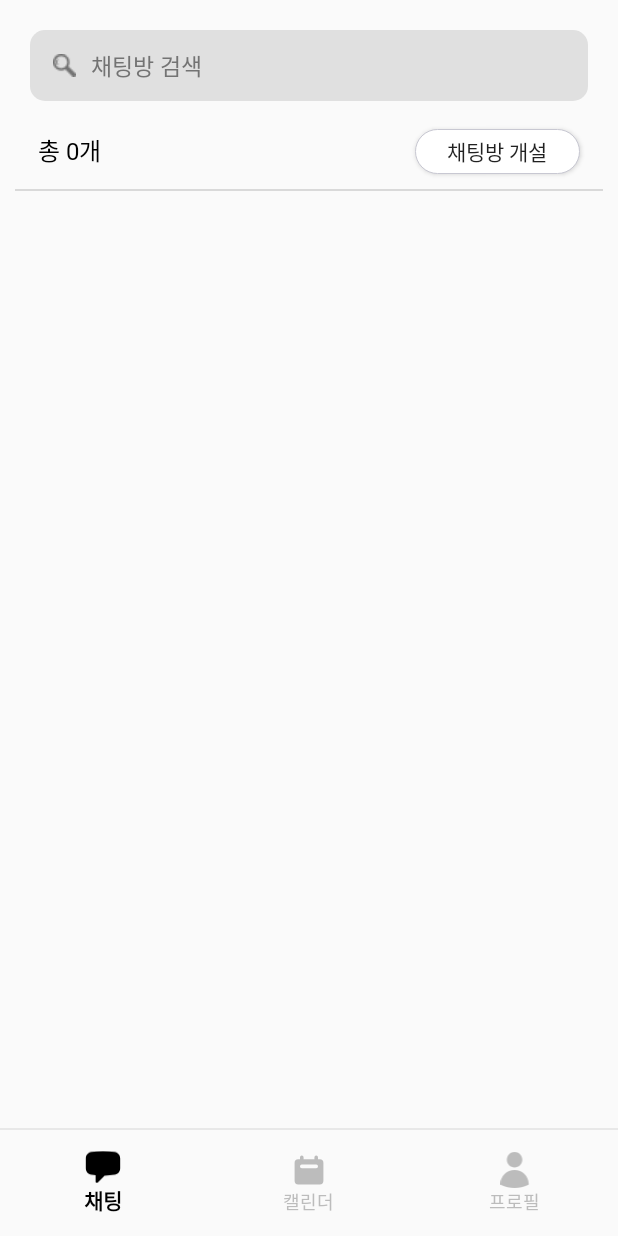
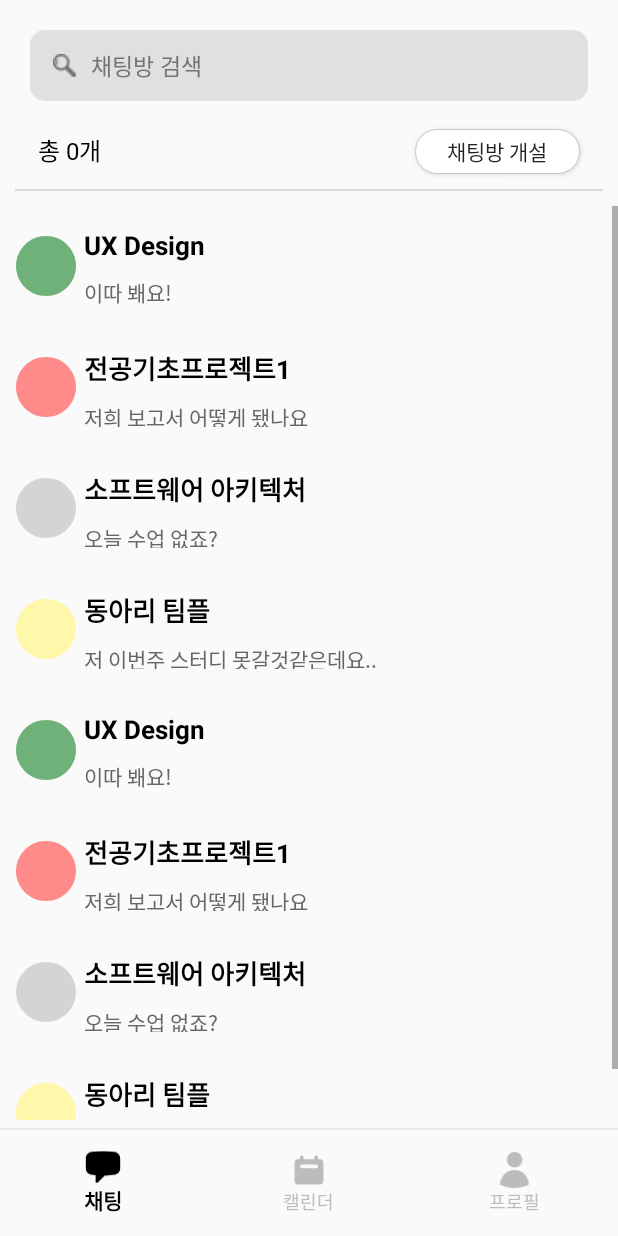
Before and after one commit to minhooooo/ux, an Android app: the MainActivity screen opened directly, with no data from a screen before it, on a phone screen of 412 x 824 dp. Run offline under Robolectric (Android 15) with nearby library versions, the phone set to English and light mode, and no system bars.

Commit message:
채팅방 리스트 recycler view

```diff
--- a/app/build.gradle
+++ b/app/build.gradle
@@ -33,6 +33,7 @@ android {
     }
     buildFeatures {
         viewBinding true
+        dataBinding true
     }
 }
 
--- a/app/src/main/java/com/example/ux/ChatFragment.kt
+++ /dev/null
@@ -1,59 +0,0 @@
-package com.example.ux
-
-import android.os.Bundle
-import androidx.fragment.app.Fragment
-import android.view.LayoutInflater
-import android.view.View
-import android.view.ViewGroup
-
-// TODO: Rename parameter arguments, choose names that match
-// the fragment initialization parameters, e.g. ARG_ITEM_NUMBER
-private const val ARG_PARAM1 = "param1"
-private const val ARG_PARAM2 = "param2"
-
-/**
- * A simple [Fragment] subclass.
- * Use the [ChatFragment.newInstance] factory method to
- * create an instance of this fragment.
- */
-class ChatFragment : Fragment() {
-    // TODO: Rename and change types of parameters
-    private var param1: String? = null
-    private var param2: String? = null
-
-    override fun onCreate(savedInstanceState: Bundle?) {
-        super.onCreate(savedInstanceState)
-        arguments?.let {
-            param1 = it.getString(ARG_PARAM1)
-            param2 = it.getString(ARG_PARAM2)
-        }
-    }
-
-    override fun onCreateView(
-        inflater: LayoutInflater, container: ViewGroup?,
-        savedInstanceState: Bundle?
-    ): View? {
-        // Inflate the layout for this fragment
-        return inflater.inflate(R.layout.fragment_chat, container, false)
-    }
-
-    companion object {
-        /**
-         * Use this factory method to create a new instance of
-         * this fragment using the provided parameters.
-         *
-         * @param param1 Parameter 1.
-         * @param param2 Parameter 2.
-         * @return A new instance of fragment ChatFragment.
-         */
-        // TODO: Rename and change types and number of parameters
-        @JvmStatic
-        fun newInstance(param1: String, param2: String) =
-            ChatFragment().apply {
-                arguments = Bundle().apply {
-                    putString(ARG_PARAM1, param1)
-                    putString(ARG_PARAM2, param2)
-                }
-            }
-    }
-}
--- /dev/null
+++ b/app/src/main/java/com/example/ux/ChatlistAdapter.kt
@@ -0,0 +1,47 @@
+package com.example.ux
+
+import android.view.LayoutInflater
+import android.view.View
+import android.view.ViewGroup
+import android.widget.TextView
+import android.widget.Toast
+import androidx.recyclerview.widget.RecyclerView
+import com.example.ux.databinding.ActivityLoginBinding.bind
+import com.example.ux.databinding.ChatlistItemViewBinding
+
+class ChatlistAdapter(private val items: Array<ChatlistData>) :
+    RecyclerView.Adapter<ChatlistAdapter.ChatlistViewHolder>() {
+
+    override fun onCreateViewHolder(parent: ViewGroup, viewType: Int): ChatlistViewHolder {
+        val inflater = LayoutInflater.from(parent.context)
+        val binding = ChatlistItemViewBinding.inflate(inflater, parent, false)
+        return ChatlistViewHolder(binding)
+    }
+
+    override fun getItemCount(): Int = items.size
+
+    override fun onBindViewHolder(holder: ChatlistViewHolder, position: Int) {
+        val item = items[position]
+        val listener = View.OnClickListener { it ->
+            Toast.makeText(
+                it.context,
+                "Clicked -> Roomname : ${item.Roomname}, last msg : ${item.lastmsg}",
+                Toast.LENGTH_SHORT
+            ).show()
+        }
+        holder.bind(listener, item)
+    }
+
+
+    class ChatlistViewHolder(private val binding: ChatlistItemViewBinding) : RecyclerView.ViewHolder(binding.root) {
+        //var textField = view.chat_title
+        fun bind(listener: View.OnClickListener, item: ChatlistData) {
+            binding.apply {
+                chatroomIcon.setBackgroundResource(item.imgResId)
+                txtChatlistRoomTitle.text = item.Roomname
+                txtChatlistLastMsg.text = item.lastmsg
+                root.setOnClickListener(listener)
+            }
+        }
+    }
+}
--- /dev/null
+++ b/app/src/main/java/com/example/ux/ChatlistData.kt
@@ -0,0 +1,9 @@
+package com.example.ux
+
+import android.graphics.drawable.Drawable
+
+data class ChatlistData(
+    var imgResId : Int,
+    var Roomname: String,
+    val lastmsg: String
+)
--- /dev/null
+++ b/app/src/main/java/com/example/ux/ChatlistFragment.kt
@@ -0,0 +1,90 @@
+package com.example.ux
+
+import android.os.Bundle
+import androidx.fragment.app.Fragment
+import android.view.LayoutInflater
+import android.view.View
+import android.view.ViewGroup
+import androidx.recyclerview.widget.LinearLayoutManager
+import androidx.recyclerview.widget.RecyclerView
+import com.example.ux.ChatlistData
+
+
+// TODO: Rename parameter arguments, choose names that match
+// the fragment initialization parameters, e.g. ARG_ITEM_NUMBER
+private const val ARG_PARAM1 = "param1"
+private const val ARG_PARAM2 = "param2"
+
+/**
+ * A simple [Fragment] subclass.
+ * Use the [ChatlistFragment.newInstance] factory method to
+ * create an instance of this fragment.
+ */
+
+class ChatlistFragment : Fragment() {
+    // TODO: Rename and change types of parameters
+    private var param1: String? = null
+    private var param2: String? = null
+    private lateinit var recyclerView: RecyclerView
+    private lateinit var chatlistAdapter: ChatlistAdapter
+    private val chatList: MutableList<ChatlistData> = mutableListOf(
+        ChatlistData(R.drawable.bg12,"UX Design","이따 봬요!"),
+        ChatlistData(R.drawable.bg11,"전공기초프로젝트1","저희 보고서 어떻게 됐나요"),
+        ChatlistData(R.drawable.bg8,"소프트웨어 아키텍처","오늘 수업 없죠?"),
+        ChatlistData(R.drawable.bg1,"동아리 팀플","저 이번주 스터디 못갈것같은데요.."),
+        ChatlistData(R.drawable.bg12,"UX Design","이따 봬요!"),
+        ChatlistData(R.drawable.bg11,"전공기초프로젝트1","저희 보고서 어떻게 됐나요"),
+        ChatlistData(R.drawable.bg8,"소프트웨어 아키텍처","오늘 수업 없죠?"),
+        ChatlistData(R.drawable.bg1,"동아리 팀플","저 이번주 스터디 못갈것같은데요.."),
+        ChatlistData(R.drawable.bg12,"UX Design","이따 봬요!"),
+        ChatlistData(R.drawable.bg11,"전공기초프로젝트1","저희 보고서 어떻게 됐나요"),
+        ChatlistData(R.drawable.bg8,"소프트웨어 아키텍처","오늘 수업 없죠?"),
+        ChatlistData(R.drawable.bg1,"동아리 팀플","저 이번주 스터디 못갈것같은데요..")
+    )
+
+
+    override fun onCreate(savedInstanceState: Bundle?) {
+        super.onCreate(savedInstanceState)
+        arguments?.let {
+            param1 = it.getString(ARG_PARAM1)
+            param2 = it.getString(ARG_PARAM2)
+        }
+    }
+
+    override fun onCreateView(
+        inflater: LayoutInflater, container: ViewGroup?,
+        savedInstanceState: Bundle?
+    ): View? {
+        // Inflate the layout for this fragment
+        val view = inflater.inflate(R.layout.fragment_chatlist, container,false)
+
+        //RecyclerView 초기화
+        recyclerView = view.findViewById(R.id.chat_recyclerView)
+        recyclerView.layoutManager = LinearLayoutManager(requireContext())
+        chatlistAdapter = ChatlistAdapter(chatList.toTypedArray()) // Adapter 초기화
+        recyclerView.adapter = chatlistAdapter // RecyclerView에 Adapter 설정
+
+
+        return view
+    }
+
+    companion object {
+        /**
+         * Use this factory method to create a new instance of
+         * this fragment using the provided parameters.
+         *
+         * @param param1 Parameter 1.
+         * @param param2 Parameter 2.
+         * @return A new instance of fragment ChatFragment.
+         */
+        // TODO: Rename and change types and number of parameters
+        @JvmStatic
+        fun newInstance(param1: String, param2: String) =
+            ChatlistFragment().apply {
+                arguments = Bundle().apply {
+                    putString(ARG_PARAM1, param1)
+                    putString(ARG_PARAM2, param2)
+                }
+            }
+    }
+}
--- a/app/src/main/java/com/example/ux/MainActivity.kt
+++ b/app/src/main/java/com/example/ux/MainActivity.kt
@@ -30,9 +30,9 @@ class MainActivity : AppCompatActivity() {
                 when (it.itemId) {
                     R.id.first -> {
                         // 다른 프래그먼트 화면으로 이동하는 기능
-                        val chatFragment = ChatFragment()
+                        val chatlistFragment = ChatlistFragment()
                         supportFragmentManager.beginTransaction()
-                            .replace(R.id.fl_container, chatFragment).commit()
+                            .replace(R.id.fl_container, chatlistFragment).commit()
                     }
                     R.id.second -> {
                         val calendarFragment = CalendarFragment()
--- /dev/null
+++ b/app/src/main/res/layout/chatlist_item_view.xml
@@ -0,0 +1,50 @@
+<?xml version="1.0" encoding="utf-8"?>
+<LinearLayout xmlns:android="http://schemas.android.com/apk/res/android"
+    android:layout_width="match_parent"
+    android:layout_height="70dp"
+    android:layout_margin="5dp"
+    android:layout_marginBottom="5dp"
+    android:orientation="vertical">
+
+    <LinearLayout
+        android:layout_width="match_parent"
+        android:layout_height="wrap_content"
+        android:orientation="horizontal"
+        android:padding="5dp">
+
+        <ImageView
+            android:id="@+id/chatroom_icon"
+            android:layout_width="40dp"
+            android:layout_height="40dp"
+            android:layout_gravity="center"
+            android:background="@drawable/bg11" />
+
+        <LinearLayout
+            android:layout_width="fill_parent"
+            android:layout_height="wrap_content"
+            android:layout_marginLeft="5dp"
+            android:orientation="vertical">
+
+            <TextView
+                android:id="@+id/txtChatlist_room_title"
+                android:layout_width="match_parent"
+                android:layout_height="wrap_content"
+                android:paddingTop="3dp"
+                android:paddingBottom="3dp"
+                android:textColor="#000000"
+                android:textSize="17dp"
+                android:textStyle="bold" />
+
+            <TextView
+                android:id="@+id/txtChatlist_last_msg"
+                android:layout_width="match_parent"
+                android:layout_height="wrap_content"
+                android:layout_marginTop="2dp"
+                android:paddingTop="3dp"
+                android:paddingBottom="3dp"
+                android:textColor="#666666"
+                android:textSize="14dp" />
+
+        </LinearLayout>
+    </LinearLayout>
+</LinearLayout>
--- a/app/src/main/res/layout/fragment_chat.xml
+++ b/app/src/main/res/layout/fragment_chatlist.xml
@@ -3,7 +3,8 @@
     xmlns:tools="http://schemas.android.com/tools"
     android:layout_width="match_parent"
     android:layout_height="wrap_content"
-    tools:context=".ChatFragment"
+    xmlns:app="http://schemas.android.com/apk/res-auto"
+    tools:context=".ChatlistFragment"
     android:orientation="vertical">
 
     <LinearLayout
@@ -100,7 +101,9 @@
             <androidx.recyclerview.widget.RecyclerView
                 android:id="@+id/chat_recyclerView"
                 android:layout_width="match_parent"
-                android:layout_height="wrap_content" />
+                android:layout_height="match_parent"
+                app:layoutManager="androidx.recyclerview.widget.LinearLayoutManager"
+                tools:listitem="@layout/chatlist_item_view"/>
         </ScrollView>
     </LinearLayout>
 
```
